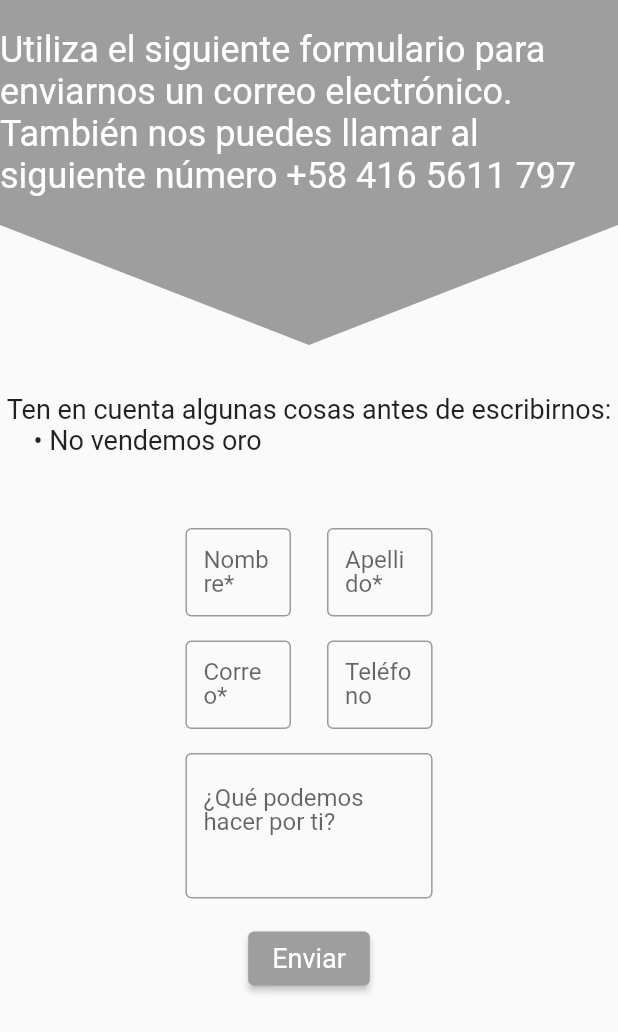
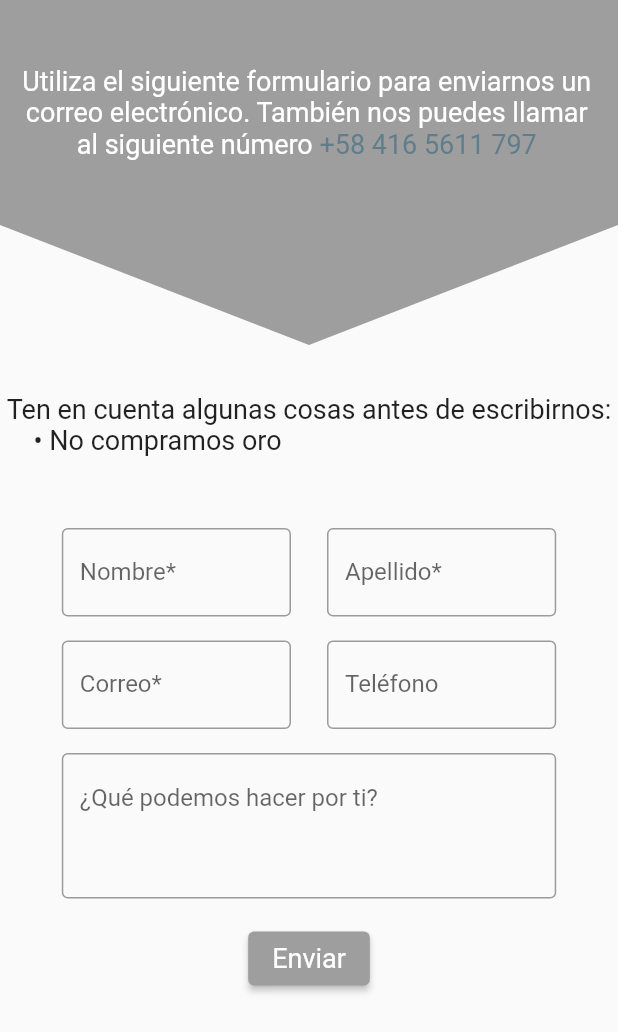
Before and after one commit to Georges47/joyeria-universal, a Flutter app: the Contact widget shown alone on an empty page, opened directly, on a phone screen of 412 x 824 dp. Shown: the top 1032 px of the screen. Run offline on Flutter 3.47's test engine with Material 2 defaults, Android fonts, the phone set to English and light mode, and no system bars; our stand-ins replace font_awesome_flutter, google_maps_flutter, url_strategy.

Commit message:
Refactor code and improve responsiveness
- Create ContactMessage widget. This widget contains the introductory quote or message to the Contact section

- Create appBarHeight util function. This function returns the height of the AppBar widget used for the mobile version

- Fix responsiveness errors in mobile version. The AppBar height wasn't being taken into account for the automatic scroll. Also, some fields in the ContactForm were too small

- Change message from 'No compramos oro' to 'No vendemos oro'

```diff
--- a/lib/contact/contact.dart
+++ b/lib/contact/contact.dart
@@ -1,8 +1,7 @@
-import 'package:flutter/gestures.dart';
 import 'package:flutter/material.dart';
 import 'package:joyeria_universal/contact/contact_form.dart';
+import 'package:joyeria_universal/contact/contact_message.dart';
 import 'package:joyeria_universal/utils.dart';
-import 'package:url_launcher/url_launcher.dart';
 
 class Contact extends StatelessWidget {
 
@@ -12,49 +11,10 @@ class Contact extends StatelessWidget {
   Widget build(BuildContext context) {
     return (
       SizedBox(
-        height: screenHeight(context),
+        height: screenHeight(context) - appBarHeight(),
         child: Column(
           children: [
-            Container(
-              width: double.infinity,
-              height: 150,
-              color: Colors.grey,
-              child: Column(
-                mainAxisAlignment: MainAxisAlignment.center,
-                children: [
-                  const Text(
-                    'Utiliza el siguiente formulario para enviarnos un correo electrónico.',
-                    style: TextStyle(
-                      fontSize: 24.0,
-                      color: Colors.white,
-                    ),
-                  ),
-                  RichText(
-                    text: TextSpan(
-                      children: [
-                        const TextSpan(
-                          text: 'También nos puedes llamar al siguiente número ',
-                          style: TextStyle(
-                            fontSize: 24.0,
-                            color: Colors.white,
-                          ),
-                        ),
-                        TextSpan(
-                          text: '+58 416 5611 797',
-                          style: const TextStyle(
-                            fontSize: 24.0,
-                            color: Colors.white,
-                          ),
-                          recognizer: TapGestureRecognizer()
-                            ..onTap = () { launchUrl(Uri(scheme: 'tel', path: '+584165611797'));
-                          },
-                        ),
-                      ]
-                    )
-                  ),
-                ]
-              ),
-            ),
+            const ContactMessage(),
             CustomPaint(
               size: const Size(double.infinity, 80.0),
               painter: PaintTriangle(backgroundColor: Colors.grey),
@@ -69,7 +29,7 @@ class Contact extends StatelessWidget {
                     style: TextStyle(fontSize: 18.0),
                   ),
                   Text(
-                    '    \u2022 No vendemos oro',
+                    '    \u2022 No compramos oro',
                     style: TextStyle(fontSize: 18.0),
                   ),
                 ],
--- a/lib/contact/contact_form.dart
+++ b/lib/contact/contact_form.dart
@@ -28,7 +28,7 @@ class ContactFormState extends State<ContactForm> {
   Widget build(BuildContext context) {
     return (
       SizedBox(
-        width: screenWidth(context) / 2.5,
+        width: isMobile(context) ? screenWidth(context) / 1.25 : screenWidth(context) / 2.5,
         child: Form(
           key: _formKey,
           child: Column(
--- /dev/null
+++ b/lib/contact/contact_message.dart
@@ -0,0 +1,49 @@
+import 'package:flutter/gestures.dart';
+import 'package:flutter/material.dart';
+import 'package:joyeria_universal/utils.dart';
+
+class ContactMessage extends StatelessWidget {
+  const ContactMessage({super.key});
+
+  TextStyle _textStyle(BuildContext context) {
+    return TextStyle(
+      fontSize: isMobile(context) ? 18.0 : 24.0,
+      color: Colors.white,
+    );
+  }
+
+  @override
+  Widget build(BuildContext context) {
+    return(
+      Container(
+        padding: EdgeInsets.symmetric(horizontal: isMobile(context) ? 8.0 : 0.0),
+        width: double.infinity,
+        height: 150,
+        color: Colors.grey,
+        child: Column(
+          crossAxisAlignment: CrossAxisAlignment.center,
+          mainAxisAlignment: MainAxisAlignment.center,
+          children: [
+            SelectableText.rich(
+              textAlign: TextAlign.center,
+              TextSpan(
+                children: [
+                  TextSpan(
+                    text: 'Utiliza el siguiente formulario para enviarnos un correo electrónico.${isMobile(context) ? ' ' : '\n'}También nos puedes llamar al siguiente número ',
+                    style: _textStyle(context),
+                  ),
+                  TextSpan(
+                    text: '+58 416 5611 797',
+                    style: _textStyle(context).merge(const TextStyle(color: Colors.blueGrey)),
+                    recognizer: TapGestureRecognizer()
+                      ..onTap = () => customLaunchUrl(Uri(scheme: 'tel', path: '+584165611797')),
+                  ),
+                ]
+              )
+            ),
+          ]
+        ),
+      )
+    );
+  }
+}
--- a/lib/content.dart
+++ b/lib/content.dart
@@ -34,7 +34,7 @@ class Content extends StatelessWidget {
             ),
             const Contact(),
             SizedBox(
-              height: screenHeight(context),
+              height: screenHeight(context) - appBarHeight(),
               child: Column(
                 children: [
                   Location(),
--- a/lib/drawer/drawer_icons.dart
+++ b/lib/drawer/drawer_icons.dart
@@ -1,16 +1,9 @@
 import 'package:flutter/material.dart';
 import 'package:font_awesome_flutter/font_awesome_flutter.dart';
 import 'package:joyeria_universal/utils.dart';
-import 'package:url_launcher/url_launcher.dart';
 
 class DrawerIcons extends StatelessWidget {
   const DrawerIcons({super.key});
-
-  Future<void> _launchUrl(url) async {
-    if (!await launchUrl(url)) {
-      throw 'Could not launch $url';
-    }
-  }
 
   @override
   Widget build(BuildContext context) {
@@ -25,7 +18,7 @@ class DrawerIcons extends StatelessWidget {
               icon: const FaIcon(FontAwesomeIcons.instagram),
               iconSize: 32.0,
               onPressed: () {
-                _launchUrl(Uri.parse('https://www.instagram.com/joyeriauniversalmcbo/'));
+                customLaunchUrl(Uri.parse('https://www.instagram.com/joyeriauniversalmcbo/'));
               },
             ),
             if(isMobile(context))
@@ -33,14 +26,14 @@ class DrawerIcons extends StatelessWidget {
                 icon: const FaIcon(FontAwesomeIcons.whatsapp),
                 iconSize: 32.0,
                 onPressed: () {
-                  _launchUrl(Uri(scheme: 'https', path: 'wa.me/584165611797')); // Mobile
+                  customLaunchUrl(Uri(scheme: 'https', path: 'wa.me/584165611797')); // Mobile
                 },
               ),
             IconButton(
               icon: const Icon(Icons.mail_outline),
               iconSize: 32.0,
               onPressed: () {
-                _launchUrl(Uri(scheme: 'mailto', path: 'joyeríauniversal@outlook.com'));
+                customLaunchUrl(Uri(scheme: 'mailto', path: 'joyeríauniversal@outlook.com'));
               },
             ),
             if(isMobile(context))
@@ -48,7 +41,7 @@ class DrawerIcons extends StatelessWidget {
                 icon: const Icon(Icons.phone_outlined),
                 iconSize: 32.0,
                 onPressed: () {
-                  _launchUrl(Uri(scheme: 'tel', path: '+584165611797'));
+                  customLaunchUrl(Uri(scheme: 'tel', path: '+584165611797'));
                 },
               ),
           ],
--- a/lib/scaffold/mobile_scaffold.dart
+++ b/lib/scaffold/mobile_scaffold.dart
@@ -19,7 +19,7 @@ class MobileScaffold extends StatelessWidget {
         elevation: 0,
       ),
       drawer: LeftDrawer(
-        sections: sections(_scrollController, screenHeight(context)),
+        sections: sections(_scrollController, screenHeight(context) - appBarHeight()),
       ),
       body: Content(scrollController: _scrollController,),
     );
--- a/lib/utils.dart
+++ b/lib/utils.dart
@@ -1,4 +1,5 @@
 import 'package:flutter/material.dart';
+import 'package:url_launcher/url_launcher.dart';
 
 double screenHeight(BuildContext context) {
   return MediaQuery.of(context).size.height;
@@ -11,3 +12,13 @@ double screenWidth(BuildContext context) {
 bool isMobile(BuildContext context) {
   return screenWidth(context) < 800;
 }
+
+Future<void> customLaunchUrl(url) async {
+  if (!await launchUrl(url)) {
+    throw 'Could not launch $url';
+  }
+}
+
+double appBarHeight() {
+  return AppBar().preferredSize.height;
+}
```
